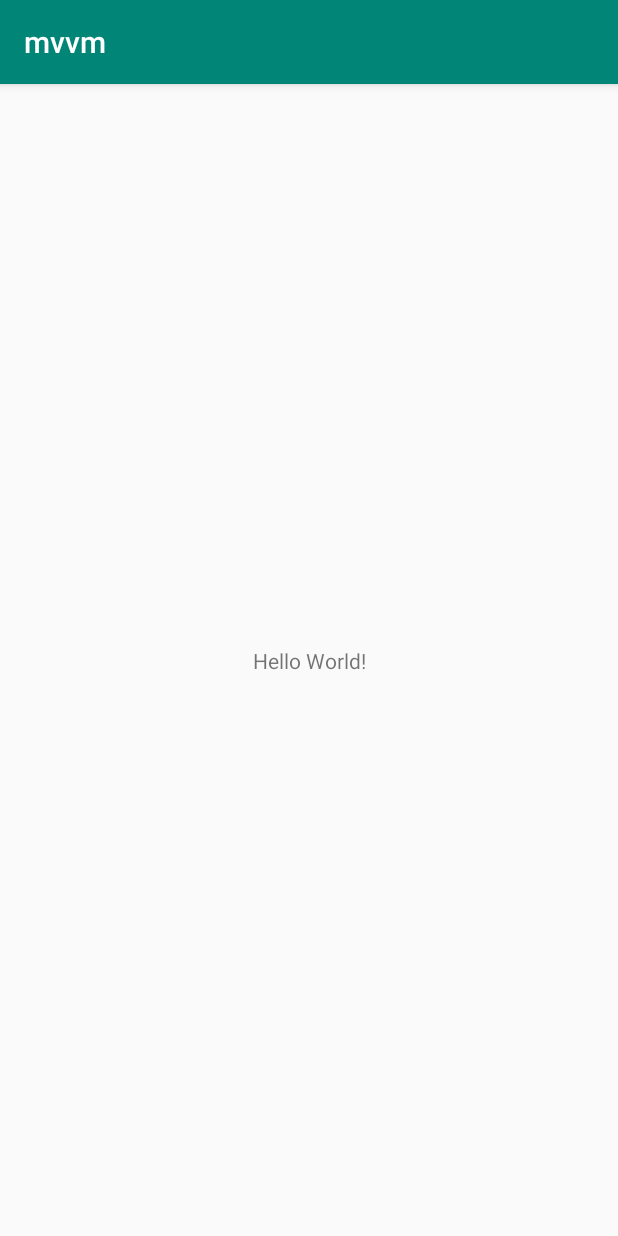
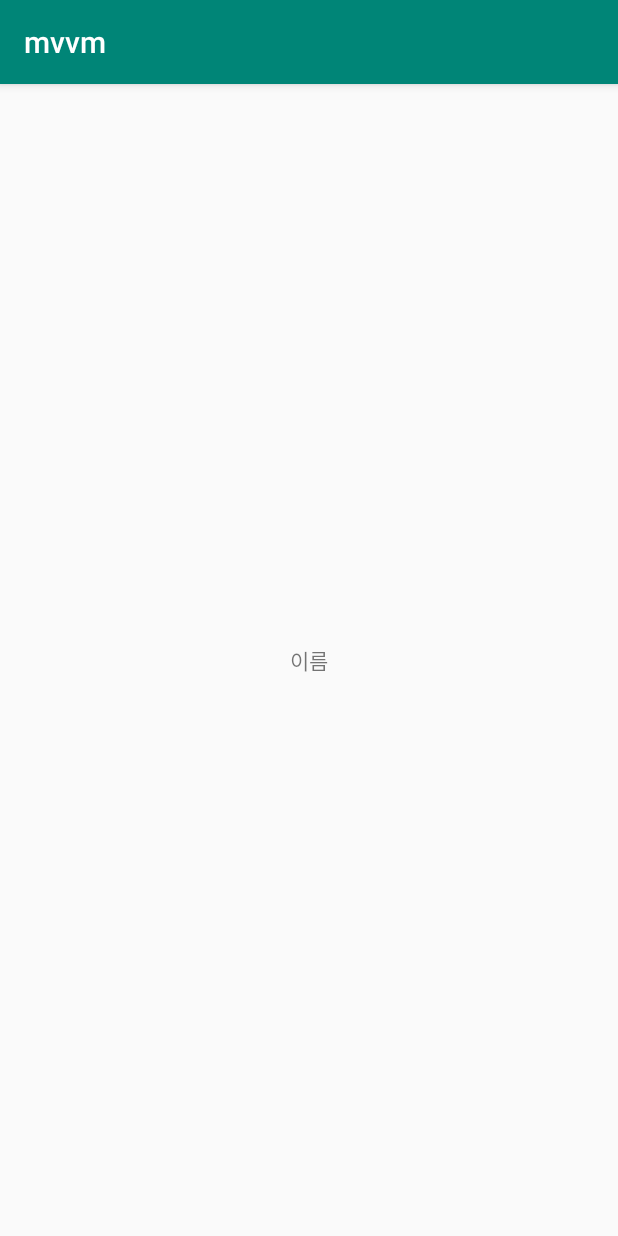
Before and after one commit to nwar-Jeon/Android-Study, an Android app: the screen it shows after launch (MainActivity), on a phone screen of 412 x 824 dp. Run offline under Robolectric (Android 15) with nearby library versions, the light colour scheme and no system bars; our stand-ins replace data binding.

Commit message:
study mvvm

```diff
--- a/architecture Pattern/mvvm/mvvm/app/build.gradle
+++ b/architecture Pattern/mvvm/mvvm/app/build.gradle
@@ -3,6 +3,8 @@ apply plugin: 'com.android.application'
 apply plugin: 'kotlin-android'
 
 apply plugin: 'kotlin-android-extensions'
+
+apply plugin: 'kotlin-kapt'
 
 android {
     compileSdkVersion 28
--- a/architecture Pattern/mvvm/mvvm/app/src/main/java/com/nwar/individual/mvvm/MainActivity.kt
+++ b/architecture Pattern/mvvm/mvvm/app/src/main/java/com/nwar/individual/mvvm/MainActivity.kt
@@ -1,14 +1,18 @@
 package com.nwar.individual.mvvm
 
+import android.databinding.DataBindingUtil
 import android.support.v7.app.AppCompatActivity
 import android.os.Bundle
 import android.widget.TextView
+import com.nwar.individual.mvvm.databinding.ActivityMainBinding
+import com.nwar.individual.mvvm.viewModel.MainActivityViewModel
 
 class MainActivity : AppCompatActivity() {
 
     override fun onCreate(savedInstanceState: Bundle?) {
         super.onCreate(savedInstanceState)
-        setContentView(R.layout.activity_main)
-        findViewById<TextView>(R.id.main_maintext_tv)
+        val binding : ActivityMainBinding = DataBindingUtil.setContentView(this,R.layout.activity_main)
+        val viewModel = MainActivityViewModel()
+        binding.setVariable(BR.viewmodel, viewModel)
     }
 }
--- a/architecture Pattern/mvvm/mvvm/app/src/main/java/com/nwar/individual/mvvm/viewModel/MainActivityViewModel.java
+++ /dev/null
@@ -1,4 +0,0 @@
-package com.nwar.individual.mvvm.viewModel;
-
-public class MainActivityViewModel {
-}
--- /dev/null
+++ b/architecture Pattern/mvvm/mvvm/app/src/main/java/com/nwar/individual/mvvm/viewModel/MainActivityViewModel.kt
@@ -0,0 +1,13 @@
+package com.nwar.individual.mvvm.viewModel
+
+import android.databinding.ObservableField
+
+class MainActivityViewModel(){
+    val name = ObservableField("")
+    init {
+        name.set("이름")
+    }
+    fun clickName() {
+        name.set("클릭!")
+    }
+}
--- a/architecture Pattern/mvvm/mvvm/app/src/main/res/layout/activity_main.xml
+++ b/architecture Pattern/mvvm/mvvm/app/src/main/res/layout/activity_main.xml
@@ -1,20 +1,28 @@
 <?xml version="1.0" encoding="utf-8"?>
-<android.support.constraint.ConstraintLayout
+<layout
         xmlns:android="http://schemas.android.com/apk/res/android"
         xmlns:tools="http://schemas.android.com/tools"
         xmlns:app="http://schemas.android.com/apk/res-auto"
+        tools:context=".MainActivity">
+
+    <data>
+        <variable name="viewmodel" type="com.nwar.individual.mvvm.viewModel.MainActivityViewModel"/>
+    </data>
+
+    <android.support.constraint.ConstraintLayout
             android:layout_width="match_parent"
-        android:layout_height="match_parent"
-        tools:context=".MainActivity">
+            android:layout_height="match_parent">
 
         <TextView
                 android:layout_width="wrap_content"
                 android:layout_height="wrap_content"
                 android:id="@+id/main_maintext_tv"
-            android:text="Hello World!"
+                android:text="@{viewmodel.name}"
+                android:onClick="@{() -> viewmodel.clickName()}"
                 app:layout_constraintBottom_toBottomOf="parent"
                 app:layout_constraintLeft_toLeftOf="parent"
                 app:layout_constraintRight_toRightOf="parent"
                 app:layout_constraintTop_toTopOf="parent"/>
 
     </android.support.constraint.ConstraintLayout>
+</layout>
```
Also changed, not shown: architecture Pattern/mvvm/mvvm/gradle.properties (line endings or trailing spaces), 3 other files. Lines whose indentation alone changed are shown as unchanged.
